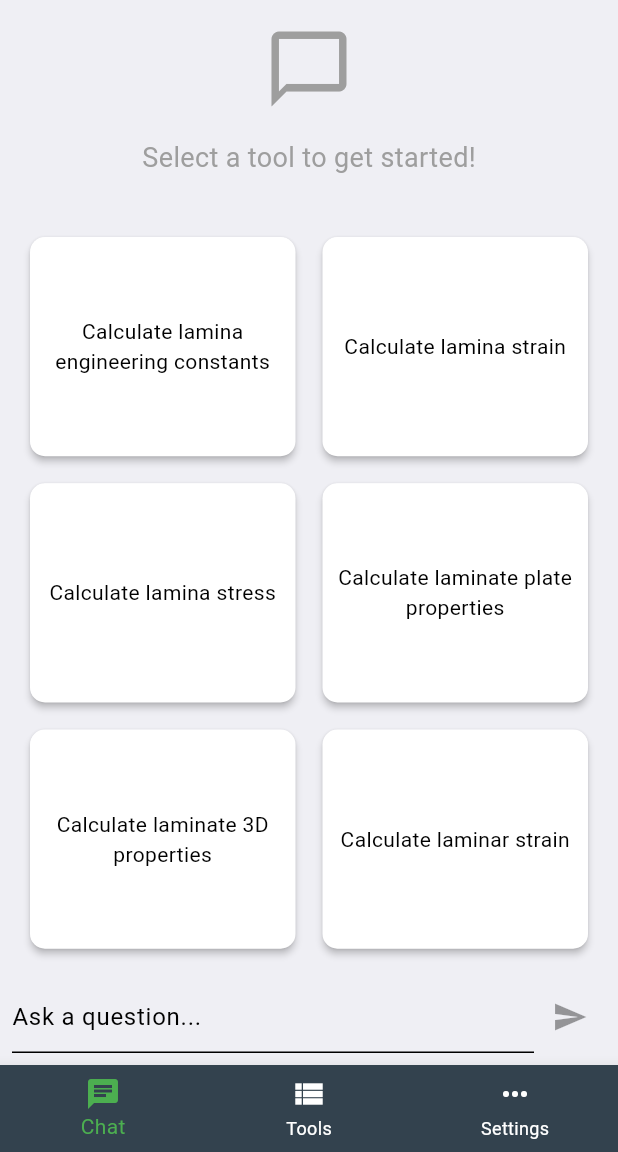
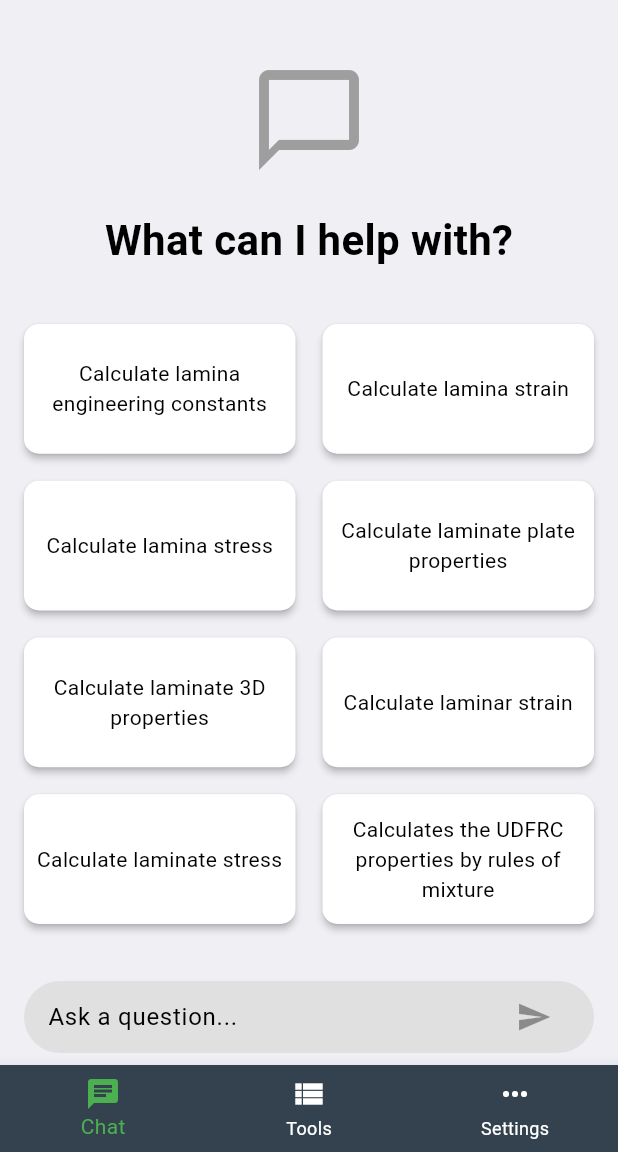
Before and after one commit to banghuazhao/swiftcomp-flutter, a Flutter app: the screen it shows after launch, on a phone screen of 412 x 824 dp, the part 84-1236 px from its top. Run offline on Flutter 3.47's test engine with Material 3 defaults, Android fonts, the phone set to English and light mode, and no system bars; our stand-ins replace auto_size_text, device_info, fl_chart, flutter_dotenv, flutter_markdown, flutter_progress_hud and 8 more; missing offline and left inert: app_tracking_transparency, composite_calculator, flutter_math_fork, launch_review, linalg, markdown; accounts and stored records are empty.

Commit message:
Optimize-the-chat-layout (#52)

```diff
--- a/lib/presentation/chat/viewModels/chat_view_model.dart
+++ b/lib/presentation/chat/viewModels/chat_view_model.dart
@@ -30,7 +30,7 @@ class ChatViewModel extends ChangeNotifier {
     "Calculate laminate 3D properties",
     "Calculate laminar strain",
     "Calculate laminate stress",
-    "Calculates the UDFRC (Unidirectional fibre-reinforced composites) properties by rules of mixture",
+    "Calculates the UDFRC properties by rules of mixture",
     // "Give me some math equations.",
   ];
 
--- a/lib/presentation/chat/views/chat_message_list.dart
+++ b/lib/presentation/chat/views/chat_message_list.dart
@@ -1,4 +1,8 @@
+import 'dart:math';
+
 import 'package:domain/domain.dart';
+import 'package:flutter/cupertino.dart';
+import 'package:flutter/foundation.dart';
 import 'package:flutter/material.dart';
 import 'package:provider/provider.dart';
 
@@ -23,56 +27,74 @@ class _ChatMessageListState extends State<ChatMessageList> {
       children: [
         Expanded(
           child: messages.isEmpty
-              ? SingleChildScrollView(
+              ? defaultQuestionView(chatViewModel)
+              : ListView.builder(
+                  controller: chatViewModel.scrollController,
+                  itemCount: chatList(chatViewModel).length,
+                  itemBuilder: (context, index) {
+                    return chatList(chatViewModel)[index];
+                  },
+                ),
+        ),
+        if (messages.isNotEmpty || !kIsWeb) inputBar(chatViewModel)
+      ],
+    );
+  }
+
+  Widget defaultQuestionView(ChatViewModel viewModel) {
+    return SingleChildScrollView(
       child: Column(
         children: [
+          SizedBox(height: 20),
           Padding(
-                        padding: const EdgeInsets.all(16.0),
+            padding: const EdgeInsets.all(20.0),
             child: Icon(
               Icons.chat_bubble_outline,
-                          size: 60,
+              size: 80,
               color: Colors.grey,
             ),
           ),
           Text(
-                        "Select a tool to get started!",
-                        style: TextStyle(fontSize: 18, color: Colors.grey),
+            "What can I help with?",
+            style: TextStyle(fontSize: 28, fontWeight: FontWeight.bold),
           ),
           SizedBox(height: 20),
+          if (kIsWeb) inputBar(viewModel),
           // Default questions displayed as cards or buttons
           LayoutBuilder(
             builder: (context, constraints) {
               // Determine the number of columns based on the screen width
               double width = constraints.maxWidth;
               int crossAxisCount = 2;
-                          if (width >= 800) {
+              if (width >= 1000) {
+                crossAxisCount = 5;
+              } else if (width >= 800) {
                 crossAxisCount = 4;
-                          } else if (width >= 500) {
+              } else if (width >= 600) {
                 crossAxisCount = 3;
               }
+              crossAxisCount = max(width ~/ 200, 2);
 
               return GridView.builder(
                 shrinkWrap: true,
                 physics: NeverScrollableScrollPhysics(),
-                            gridDelegate:
-                                SliverGridDelegateWithFixedCrossAxisCount(
+                gridDelegate: SliverGridDelegateWithFixedCrossAxisCount(
                   crossAxisCount: crossAxisCount,
                   // Number of items in a row
-                              childAspectRatio: 1.2,
+                  childAspectRatio: 2,
                   // Width to height ratio of each item
                   crossAxisSpacing: 10.0,
                   mainAxisSpacing: 10.0,
                 ),
-                            itemCount: chatViewModel.defaultQuestions.length,
-                            padding: EdgeInsets.all(16),
+                itemCount: viewModel.defaultQuestions.length,
+                padding: EdgeInsets.all(12),
                 itemBuilder: (context, index) {
                   return InkWell(
                     onTap: () async {
-                                  await chatViewModel
-                                      .onDefaultQuestionsTapped(index);
+                      await viewModel.onDefaultQuestionsTapped(index);
                     },
                     child: _buildDefaultQuestionCard(
-                                    chatViewModel.defaultQuestions[index]),
+                        viewModel.defaultQuestions[index]),
                   );
                 },
               );
@@ -81,52 +103,6 @@ class _ChatMessageListState extends State<ChatMessageList> {
           SizedBox(height: 20),
         ],
       ),
-                )
-              : ListView.builder(
-                  controller: chatViewModel.scrollController,
-                  itemCount: chatList(chatViewModel).length,
-                  itemBuilder: (context, index) {
-                    return chatList(chatViewModel)[index];
-                  },
-                ),
-        ),
-        Padding(
-          padding: const EdgeInsets.all(8.0),
-          child: Row(
-            children: [
-              Expanded(
-                child: TextField(
-                    controller: textController,
-                    decoration: InputDecoration(
-                      hintText: 'Ask a question...',
-                    ),
-                    onSubmitted: (value) {
-                      if (textController.text.isNotEmpty &&
-                          !chatViewModel.isLoading) {
-                        final text = textController.text;
-                        textController.clear();
-                        chatViewModel.sendInputMessage(text);
-                      }
-                    },
-                    onChanged: (value) {
-                      setState(() {});
-                    }),
-              ),
-              chatViewModel.isLoading
-                  ? CircularProgressIndicator() // Show loading indicator
-                  : IconButton(
-                      icon: Icon(Icons.send),
-                      onPressed: textController.text.isEmpty
-                          ? null
-                          : () async {
-                              final text = textController.text;
-                              textController.clear();
-                              await chatViewModel.sendInputMessage(text);
-                            }),
-            ],
-          ),
-        ),
-      ],
     );
   }
 
@@ -182,6 +158,54 @@ class _ChatMessageListState extends State<ChatMessageList> {
     return result;
   }
 
+  Widget inputBar(ChatViewModel viewModel) {
+    return Padding(
+      padding: const EdgeInsets.symmetric(horizontal: 16.0, vertical: 8.0),
+      child: Container(
+        decoration: BoxDecoration(
+          color: Colors.grey[300],
+          borderRadius: BorderRadius.circular(24.0),
+        ),
+        padding: const EdgeInsets.symmetric(horizontal: 16.0),
+        child: Row(
+          children: [
+            Expanded(
+              child: TextField(
+                  controller: textController,
+                  decoration: InputDecoration(
+                    hintText: 'Ask a question...',
+                    border: InputBorder.none, // Remove the line under the TextField
+                    enabledBorder: InputBorder.none, // No border when active
+                    focusedBorder: InputBorder.none, // No border when focused
+                  ),
+                  onSubmitted: (value) {
+                    if (textController.text.isNotEmpty && !viewModel.isLoading) {
+                      final text = textController.text;
+                      textController.clear();
+                      viewModel.sendInputMessage(text);
+                    }
+                  },
+                  onChanged: (value) {
+                    setState(() {});
+                  }),
+            ),
+            viewModel.isLoading
+                ? CircularProgressIndicator() // Show loading indicator
+                : IconButton(
+                    icon: Icon(Icons.send),
+                    onPressed: textController.text.isEmpty
+                        ? null
+                        : () async {
+                            final text = textController.text;
+                            textController.clear();
+                            await viewModel.sendInputMessage(text);
+                          }),
+          ],
+        ),
+      ),
+    );
+  }
+
   Widget streamWidget(AsyncSnapshot<Message> snapshot) {
     if (snapshot.connectionState == ConnectionState.waiting) {
       return Text("●"); // Loading indicator while waiting for data
--- a/pubspec.yaml
+++ b/pubspec.yaml
@@ -2,7 +2,7 @@ name: swiftcomp
 description: A cross-platform composite calculator developed with Flutter, based on SwiftComp, designed for engineers and researchers. Available on iOS, Android, and Web.
 publish_to: none
 
-version: 6.2.0+2024091514
+version: 6.2.1+2024091514
 
 environment:
   sdk: ">=2.15.0 <3.0.0"
```
Lines whose indentation alone changed are shown as unchanged.
